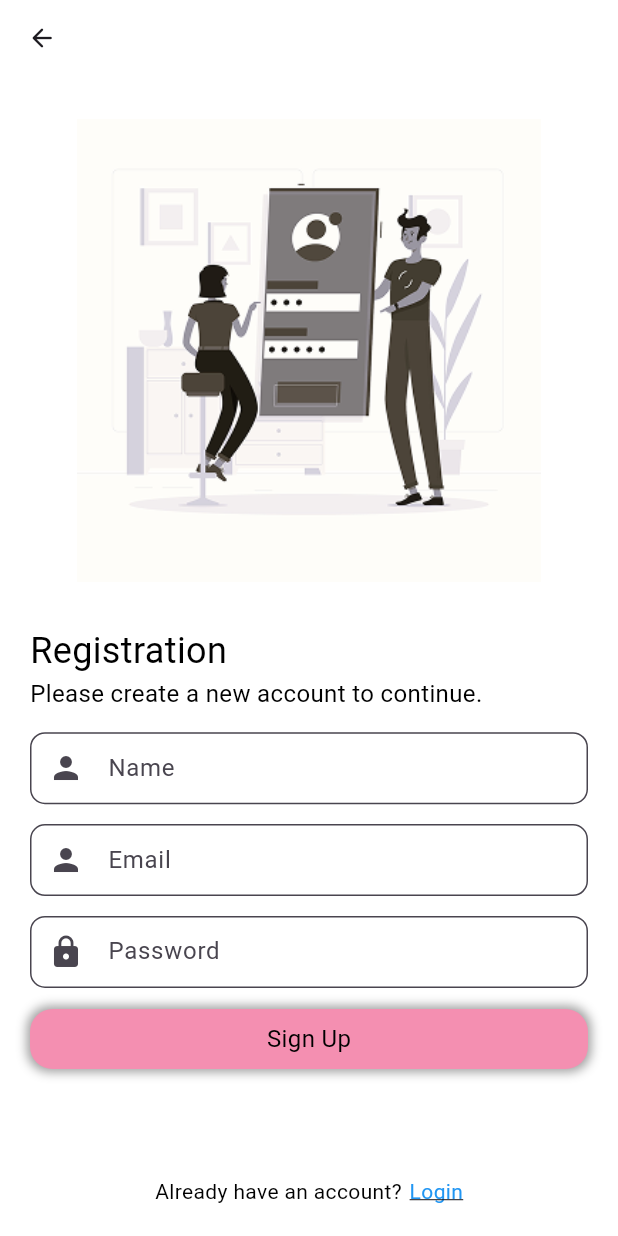
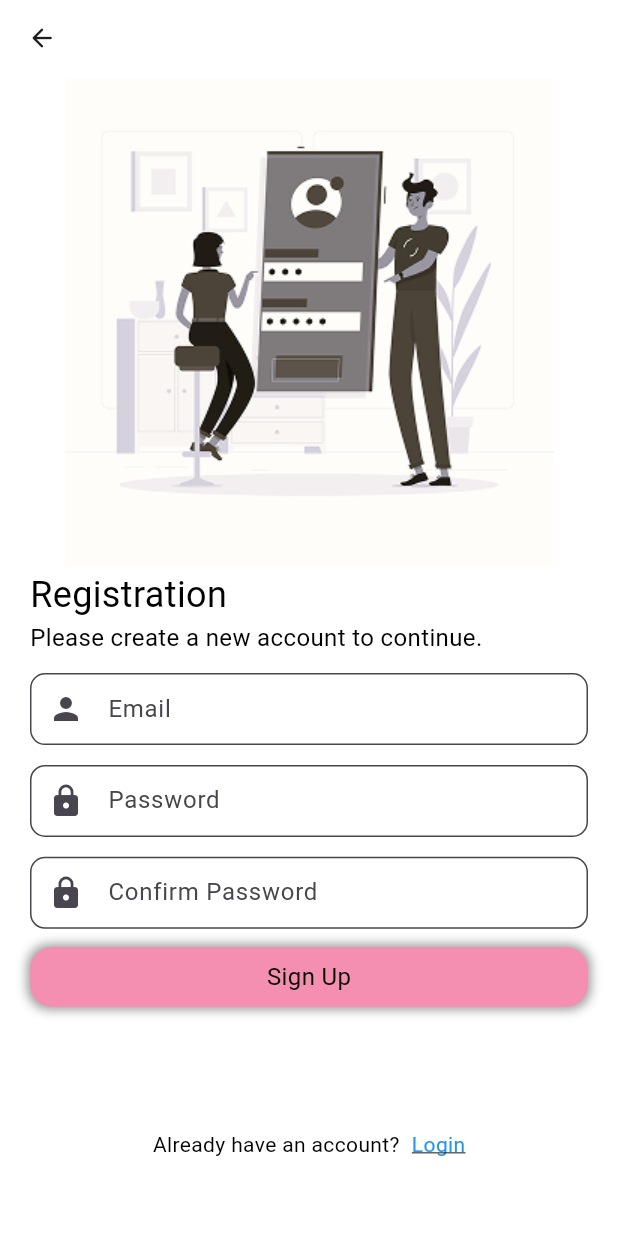
Before and after one commit to FourZe007/sales_management, a Flutter app: the SignUpScreen screen opened by its route, on a phone screen of 412 x 824 dp. Run offline on Flutter 3.47's test engine with Material 3 defaults, Android fonts, the light colour scheme and no system bars; our stand-ins replace cloud_firestore, equatable, firebase_auth, firebase_core, flutter_bloc, google_sign_in; accounts and stored records are empty.

Commit message:
feat: new changes

```diff
--- a/lib/presentation/screens/login_screen.dart
+++ b/lib/presentation/screens/login_screen.dart
@@ -18,6 +18,7 @@ class LoginScreen extends StatefulWidget {
 
 class _LoginScreenState extends State<LoginScreen> {
   TextEditingController usernameController = TextEditingController();
+  TextEditingController passwordController = TextEditingController();
 
   // void googleSignIn(StateManager state) async {
   //   await GAuth.signIn().then((value) async {
@@ -128,6 +129,7 @@ class _LoginScreenState extends State<LoginScreen> {
                         children: [
                           // ~:Username TextField:~
                           CustomTextFormField(
+                            usernameController,
                             'your username',
                             'Username',
                             Icon(Icons.person),
@@ -137,6 +139,7 @@ class _LoginScreenState extends State<LoginScreen> {
 
                           // ~:Password TextField:~
                           CustomTextFormField(
+                            passwordController,
                             'your password',
                             'Password',
                             Icon(Icons.lock),
--- a/lib/presentation/screens/signup_screen.dart
+++ b/lib/presentation/screens/signup_screen.dart
@@ -1,3 +1,4 @@
+import 'dart:developer';
 import 'dart:io';
 
 import 'package:flutter/material.dart';
@@ -13,6 +14,10 @@ class SignUpScreen extends StatefulWidget {
 }
 
 class _SigUupScreenState extends State<SignUpScreen> {
+  TextEditingController emailController = TextEditingController();
+  TextEditingController passwordController = TextEditingController();
+  TextEditingController confirmPasswordController = TextEditingController();
+
   @override
   void initState() {
     super.initState();
@@ -31,31 +36,28 @@ class _SigUupScreenState extends State<SignUpScreen> {
             if (Platform.isIOS) {
               return IconButton(
                 icon: const Icon(Icons.arrow_back_ios_new_rounded, size: 20),
-                onPressed: () {
-                  Navigator.pop(context);
-                },
+                onPressed: () => Navigator.pop(context),
               );
             } else {
               return IconButton(
                 icon: const Icon(Icons.arrow_back_rounded, size: 20),
-                onPressed: () {
-                  Navigator.pop(context);
-                },
+                onPressed: () => Navigator.pop(context),
               );
             }
           },
         ),
       ),
-      body: Container(
+      body: Form(
+        child: Container(
           width: MediaQuery.of(context).size.width,
           height: MediaQuery.of(context).size.height,
           color: ColorsLibrary.primaryColor2,
-        child: Column(
-          mainAxisAlignment: MainAxisAlignment.center,
-          crossAxisAlignment: CrossAxisAlignment.center,
+          child: ListView(
+            physics: AlwaysScrollableScrollPhysics(),
             children: [
               // ~:Page Image:~
-            Expanded(
+              SizedBox(
+                height: MediaQuery.of(context).size.height * 0.4,
                 child: Image(
                   image: AssetImage('assets/images/sign-up.png'),
                   width: MediaQuery.of(context).size.width * 0.75,
@@ -63,13 +65,13 @@ class _SigUupScreenState extends State<SignUpScreen> {
               ),
 
               // ~:Page Content:~
-            Expanded(
+              SizedBox(
+                height: MediaQuery.of(context).size.height * 0.44,
                 child: Container(
                   width: MediaQuery.of(context).size.width,
-                height: MediaQuery.of(context).size.height,
                   padding: const EdgeInsets.symmetric(horizontal: 20),
-                child: Wrap(
-                  runSpacing: 10,
+                  child: Column(
+                    spacing: 8,
                     children: [
                       // ~:Page Topic:~
                       SizedBox(
@@ -91,20 +93,22 @@ class _SigUupScreenState extends State<SignUpScreen> {
                       ),
 
                       // ~:User Fields:~
-                    Wrap(
-                      runSpacing: 5,
+                      Column(
+                        spacing: 5,
                         children: [
                           // ~:Username TextField:~
-                        CustomTextFormField(
-                          'your name',
-                          'Name',
-                          Icon(Icons.person),
-                          enableValidator: true,
-                          validatorType: 'username',
-                        ),
+                          // CustomTextFormField(
+                          //   nameController,
+                          //   'your name',
+                          //   'Name',
+                          //   Icon(Icons.person),
+                          //   enableValidator: true,
+                          //   validatorType: 'username',
+                          // ),
 
                           // ~:Email TextField:~
                           CustomTextFormField(
+                            emailController,
                             'your email',
                             'Email',
                             Icon(Icons.person),
@@ -114,8 +118,20 @@ class _SigUupScreenState extends State<SignUpScreen> {
 
                           // ~:Password TextField:~
                           CustomTextFormField(
+                            passwordController,
                             'your password',
                             'Password',
+                            Icon(Icons.lock),
+                            isPassword: true,
+                            enableValidator: true,
+                            validatorType: 'password',
+                          ),
+
+                          // ~:Confirm Password TextField:~
+                          CustomTextFormField(
+                            confirmPasswordController,
+                            'your confirm password',
+                            'Confirm Password',
                             Icon(Icons.lock),
                             isPassword: true,
                             enableValidator: true,
@@ -130,7 +146,11 @@ class _SigUupScreenState extends State<SignUpScreen> {
                         height: 40,
                         child: GestureDetector(
                           onTap: () {
-                          Navigator.pushNamed(context, '/home');
+                            log('Email: ${emailController.text}');
+                            log('Password: ${passwordController.text}');
+                            log(
+                              'Confirm Password: ${confirmPasswordController.text}',
+                            );
                           },
                           child: Container(
                             alignment: Alignment.center,
@@ -161,11 +181,10 @@ class _SigUupScreenState extends State<SignUpScreen> {
               // ~:Registration Option:~
               SizedBox(
                 width: MediaQuery.of(context).size.width,
-              height: 40,
-              child: Wrap(
-                spacing: 5,
-                direction: Axis.horizontal,
-                alignment: WrapAlignment.center,
+                height: MediaQuery.of(context).size.height * 0.05,
+                child: Row(
+                  spacing: 8,
+                  mainAxisAlignment: MainAxisAlignment.center,
                   children: [
                     Text(
                       'Already have an account?',
@@ -183,6 +202,7 @@ class _SigUupScreenState extends State<SignUpScreen> {
             ],
           ),
         ),
+      ),
     );
   }
 }
--- a/lib/presentation/widgets/custom_textformfield.dart
+++ b/lib/presentation/widgets/custom_textformfield.dart
@@ -4,6 +4,7 @@ import 'package:sales_management/core/constants/formatter.dart';
 
 class CustomTextFormField extends StatefulWidget {
   const CustomTextFormField(
+    this.controller,
     this.hintText,
     this.labelText,
     this.prefixIcon, {
@@ -14,6 +15,7 @@ class CustomTextFormField extends StatefulWidget {
     super.key,
   });
 
+  final TextEditingController controller;
   final String hintText;
   final String labelText;
   final Icon prefixIcon;
@@ -28,7 +30,6 @@ class CustomTextFormField extends StatefulWidget {
 
 class _CustomTextFormFieldState extends State<CustomTextFormField> {
   final _formKey = GlobalKey<FormState>();
-  TextEditingController controller = TextEditingController();
 
   // Function to validate email
   String? emailValidation(String? value) {
@@ -75,7 +76,7 @@ class _CustomTextFormFieldState extends State<CustomTextFormField> {
           autofocus: widget.isAutoFocusEnable,
           inputFormatters: [Formatter.normalFormatter],
           textCapitalization: TextCapitalization.none,
-          controller: controller,
+          controller: widget.controller,
           enabled: true,
           obscureText: widget.isPassword,
           style: TextFontStyle.textfieldPlaceholder,
```
Lines whose indentation alone changed are shown as unchanged.
